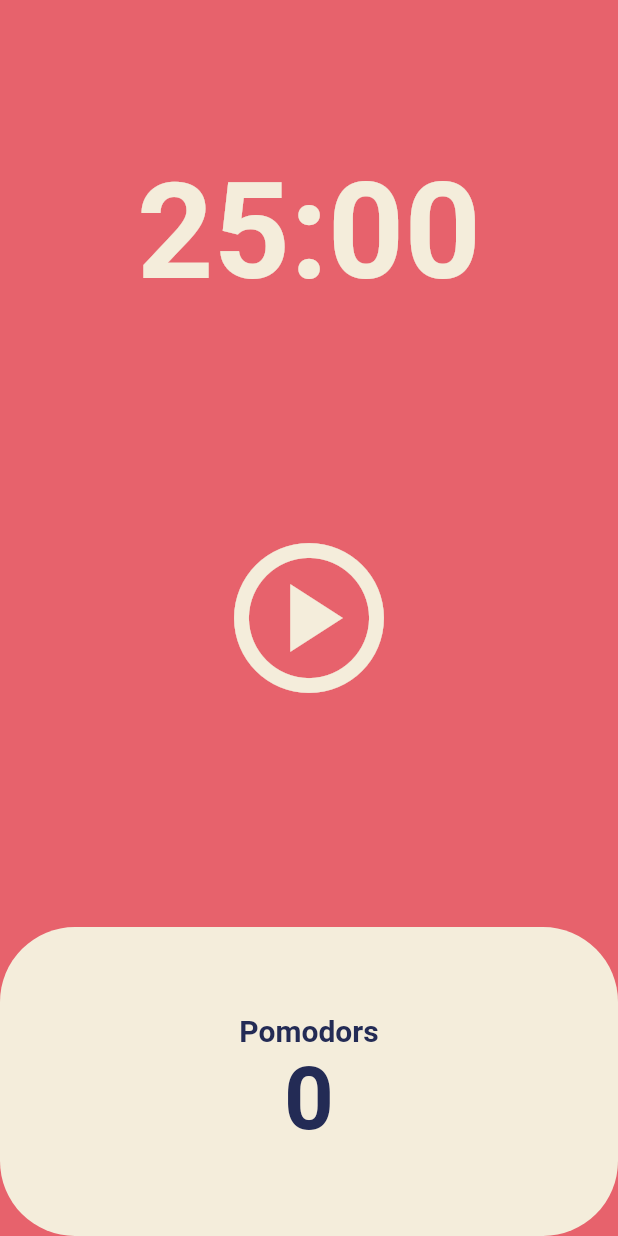
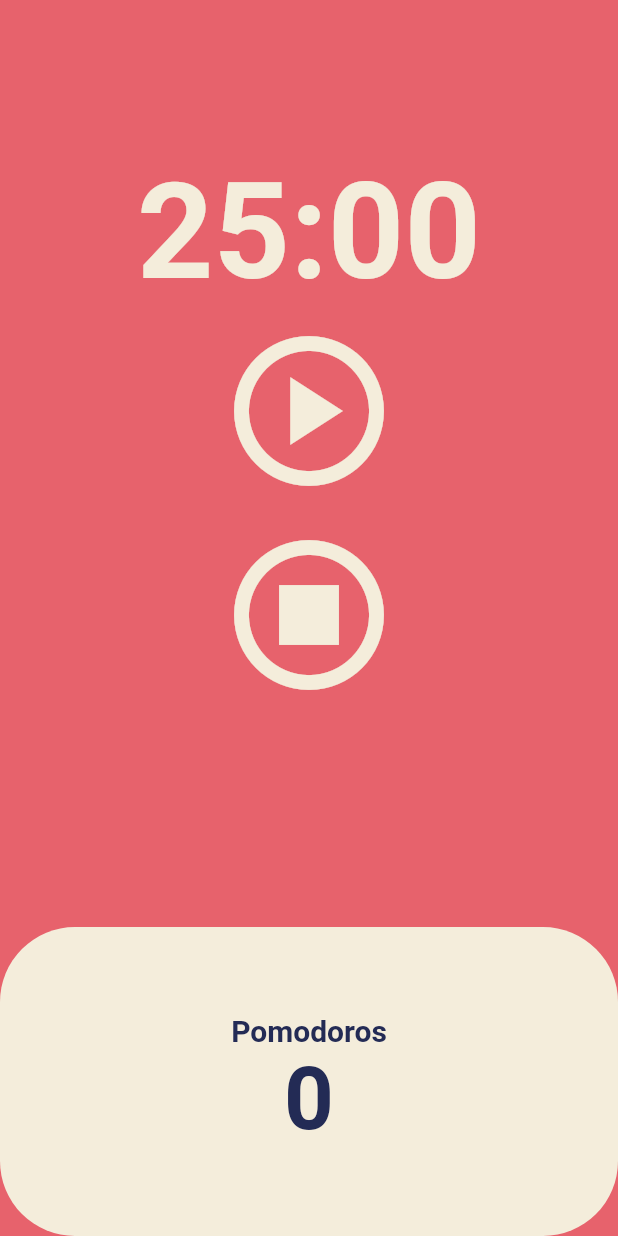
Before and after one commit to haagmin5382/pomodoro_app, a Flutter app: the screen it shows after launch, on a phone screen of 412 x 824 dp. Run offline on Flutter 3.47's test engine with Material 2 defaults, Android fonts, the phone set to English and light mode, and no system bars.

```diff
--- a/pomodoro/lib/screens/home_screen.dart
+++ b/pomodoro/lib/screens/home_screen.dart
@@ -44,6 +44,15 @@ class _HomeScreenState extends State<HomeScreen> {
     });
   }
 
+  void onResetPressed() {
+    setState(() {
+      totalSeconds = twentyFiveMinutes;
+      totalPomodoros = 0;
+      isRunning = false;
+      timer.cancel();
+    });
+  }
+
   String format(int seconds) {
     var duration = Duration(seconds: seconds); // 초를 타이머로 바꿔준다.
     var timer = duration.toString().split(".").first.substring(2, 7);
@@ -71,19 +80,26 @@ class _HomeScreenState extends State<HomeScreen> {
             Flexible(
                 flex: 2,
                 child: Center(
-                  child: IconButton(
+                  child: Column(children: [
+                    IconButton(
                         onPressed: isRunning ? onPausePressed : onStartPressed,
                         iconSize: 120,
                         color: Theme.of(context).cardColor,
                         icon: isRunning
                             ? const Icon(Icons.pause_circle_outline)
                             : const Icon(Icons.play_circle_outlined)),
+                    IconButton(
+                        onPressed: onResetPressed,
+                        iconSize: 120,
+                        color: Theme.of(context).cardColor,
+                        icon: const Icon(Icons.stop_circle_outlined))
+                  ]),
                 )),
             Flexible(
                 child: Row(
               children: [
                 Expanded(
-                  // 왼쪽에 있는 부분을 옆까지 확장시켜줌
+                  // 왼쪽에 있는 부분을 오른쪽 끝까지 확장시켜줌
                   child: Container(
                     decoration: BoxDecoration(
                         color: Theme.of(context).cardColor,
@@ -91,7 +107,7 @@ class _HomeScreenState extends State<HomeScreen> {
                     child: Column(
                         mainAxisAlignment: MainAxisAlignment.center, // 수직으로 가운데
                         children: [
-                          Text('Pomodors',
+                          Text('Pomodoros',
                               style: TextStyle(
                                   fontSize: 20,
                                   fontWeight: FontWeight.w600,
```
Lines whose indentation alone changed are shown as unchanged.
